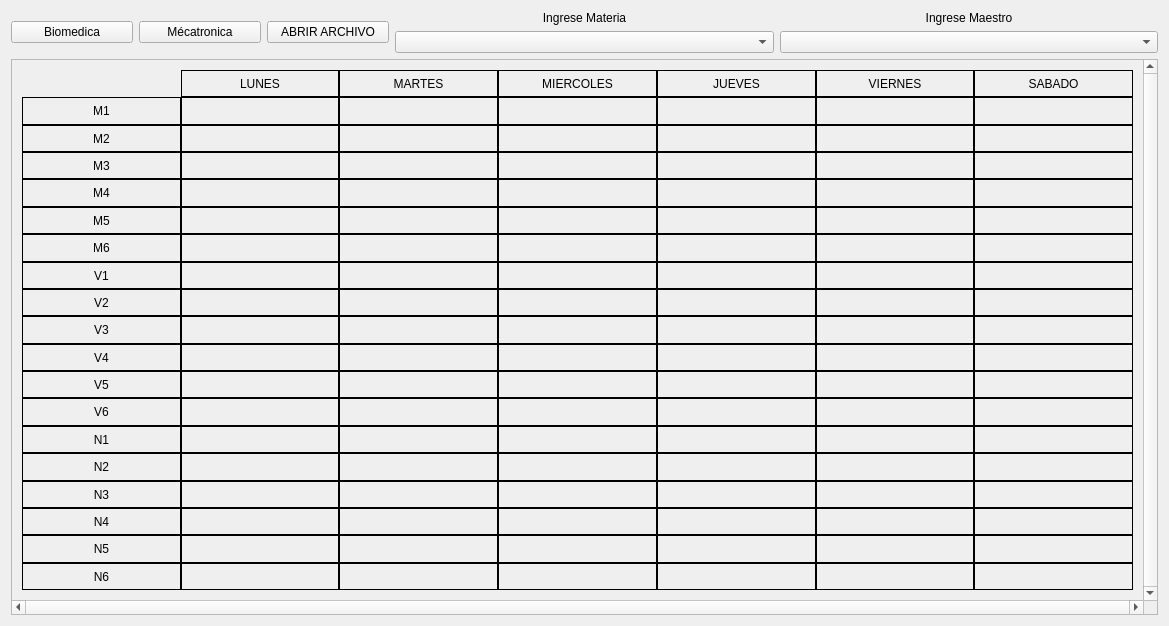
Old version of the form src/intro.ui in the repository CornelioEmbedded/GUI_Horarios.
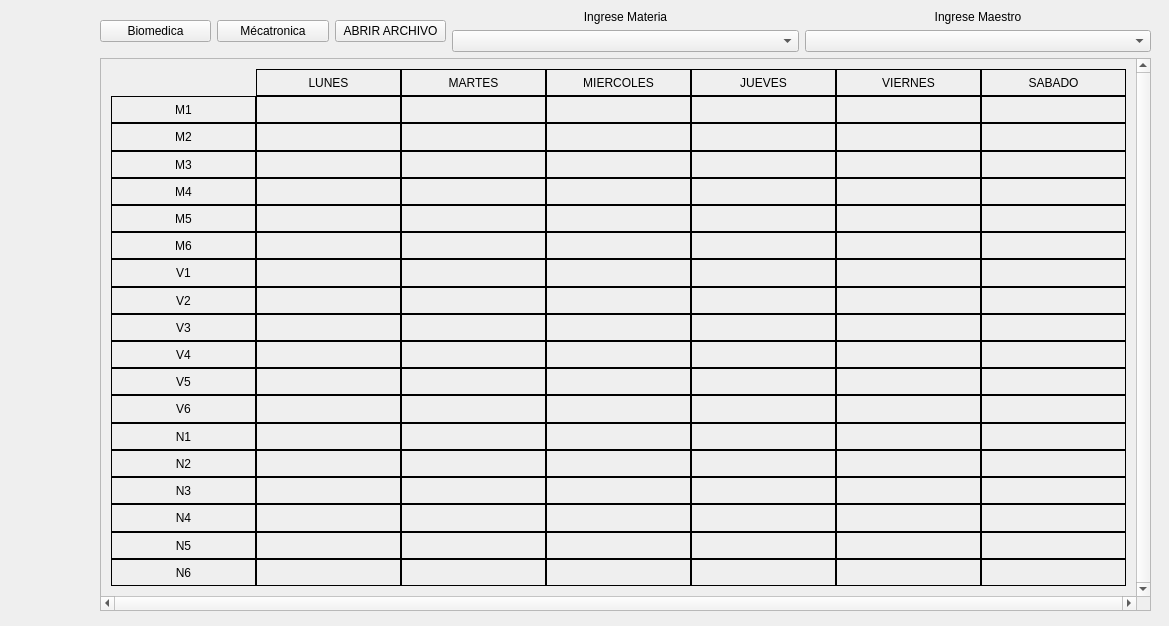
New version of the form.

What changed in the file:
```diff
--- a/src/intro.ui
+++ b/src/intro.ui
@@ -13,8 +13,15 @@
   <property name="windowTitle">
    <string>Form</string>
   </property>
-  <layout class="QVBoxLayout" name="verticalLayout_5">
-   <item>
+  <widget class="QWidget" name="">
+   <property name="geometry">
+    <rect>
+     <x>100</x>
+     <y>10</y>
+     <width>1051</width>
+     <height>601</height>
+    </rect>
+   </property>
     <layout class="QVBoxLayout" name="verticalLayout_4">
      <item>
       <layout class="QHBoxLayout" name="horizontalLayout">
@@ -98,8 +105,8 @@
          <rect>
           <x>0</x>
           <y>0</y>
-          <width>1130</width>
-          <height>538</height>
+         <width>1030</width>
+         <height>531</height>
          </rect>
         </property>
         <layout class="QVBoxLayout" name="verticalLayout_3">
@@ -2959,8 +2966,7 @@
       </widget>
      </item>
     </layout>
-   </item>
-  </layout>
+  </widget>
  </widget>
  <resources/>
  <connections/>
```
Lines whose indentation alone changed are shown as unchanged.
